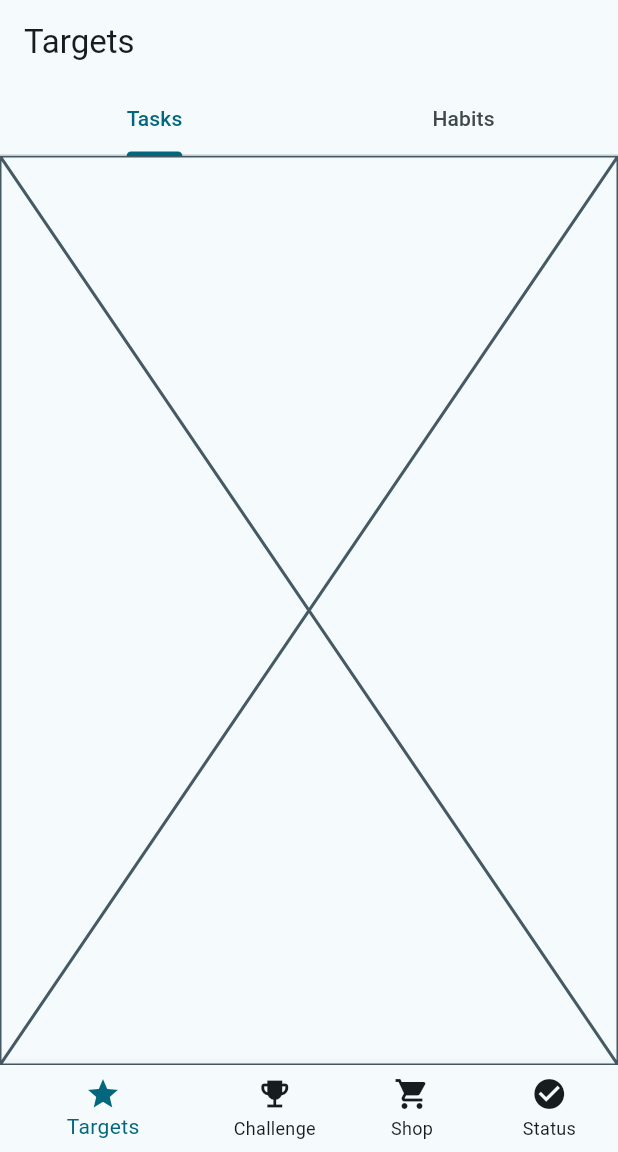
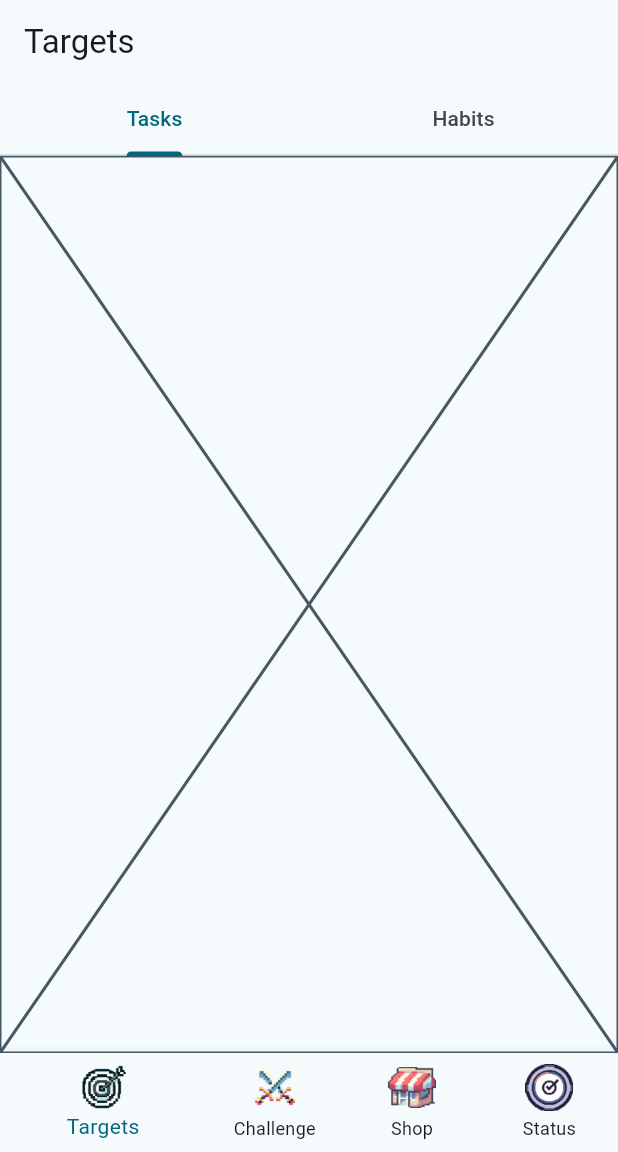
Before and after one commit to camel-exvl/LifeRPG, a Flutter app: the screen it shows after launch, on a phone screen of 412 x 824 dp, the part 84-1236 px from its top. Run offline on Flutter 3.47's test engine with Material 3 defaults, Android fonts, the phone set to English and light mode, and no system bars; generated files the repository leaves out were written again; Roboto replaces fonts that are missing (Fusion Pixel 10px Proportional zh_hans Regular).

Commit message:
feat(home): 修改底部导航栏图标

```diff
--- a/lib/theme.dart
+++ b/lib/theme.dart
@@ -1,7 +1,8 @@
 import "package:flutter/material.dart";
 
-// add text theme here
 const textTheme = TextTheme();
+
+const iconTheme = IconThemeData(size: 32);
 
 class MaterialTheme {
   static MaterialScheme lightScheme() {
@@ -130,6 +131,7 @@ class MaterialTheme {
         bodyColor: colorScheme.onSurface,
         displayColor: colorScheme.onSurface,
       ),
+      iconTheme: iconTheme,
       scaffoldBackgroundColor: colorScheme.surface,
       canvasColor: colorScheme.surface,
       fontFamily: 'Fusion Pixel 10px Proportional zh_hans Regular');
--- a/lib/view/home_view.dart
+++ b/lib/view/home_view.dart
@@ -35,19 +35,31 @@ class _HomeViewState extends State<HomeView> {
       bottomNavigationBar: BottomNavigationBar(
         items: <BottomNavigationBarItem>[
           BottomNavigationBarItem(
-            icon: const Icon(Icons.star),
+            icon: Image(
+                image: const AssetImage('res/icons/target.png'),
+                width: Theme.of(context).iconTheme.size,
+                height: Theme.of(context).iconTheme.size),
             label: AppLocalizations.of(context)!.targetsTab,
           ),
           BottomNavigationBarItem(
-            icon: const Icon(Icons.emoji_events),
+            icon: Image(
+                image: const AssetImage('res/icons/challenge.png'),
+                width: Theme.of(context).iconTheme.size,
+                height: Theme.of(context).iconTheme.size),
             label: AppLocalizations.of(context)!.challengeTab,
           ),
           BottomNavigationBarItem(
-            icon: const Icon(Icons.shopping_cart),
+            icon: Image(
+                image: const AssetImage('res/icons/shop.png'),
+                width: Theme.of(context).iconTheme.size,
+                height: Theme.of(context).iconTheme.size),
             label: AppLocalizations.of(context)!.shopTab,
           ),
           BottomNavigationBarItem(
-            icon: const Icon(Icons.check_circle),
+            icon: Image(
+                image: const AssetImage('res/icons/status.png'),
+                width: Theme.of(context).iconTheme.size,
+                height: Theme.of(context).iconTheme.size),
             label: AppLocalizations.of(context)!.statusTab,
           ),
         ],
--- a/pubspec.yaml
+++ b/pubspec.yaml
@@ -66,9 +66,8 @@ flutter:
   generate: true
 
   # To add assets to your application, add an assets section, like this:
-  # assets:
-  #   - images/a_dot_burr.jpeg
-  #   - images/a_dot_ham.jpeg
+  assets:
+    - res/icons/
 
   # An image asset can refer to one or more resolution-specific "variants", see
   # https://flutter.dev/assets-and-images/#resolution-aware
```
Also changed, not shown: res/icons/challenge.png (added), res/icons/shop.png (added), res/icons/status.png (added), res/icons/target.png (added).
